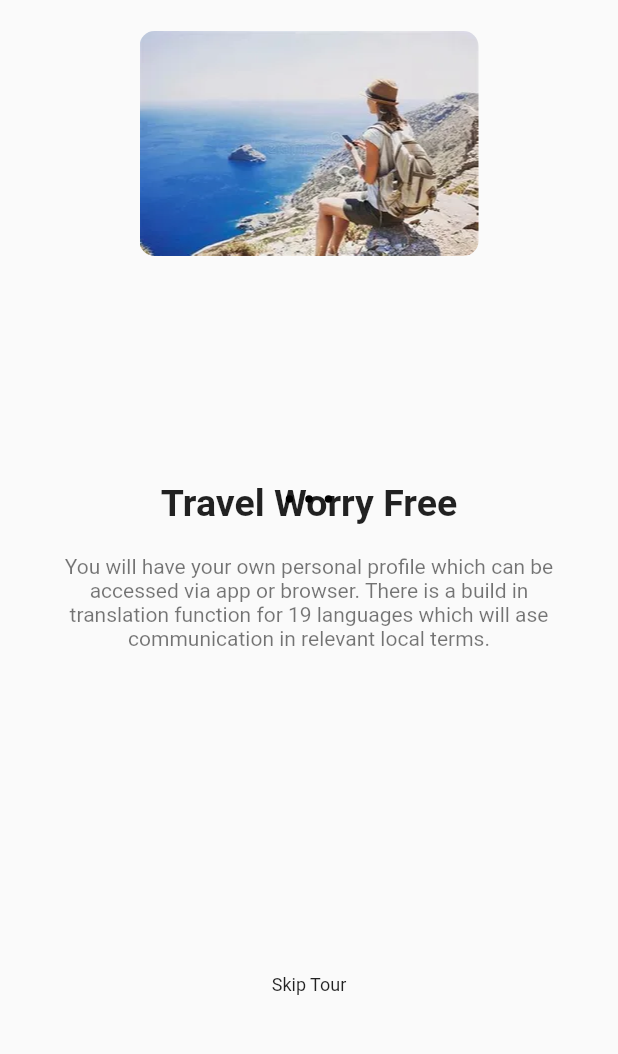
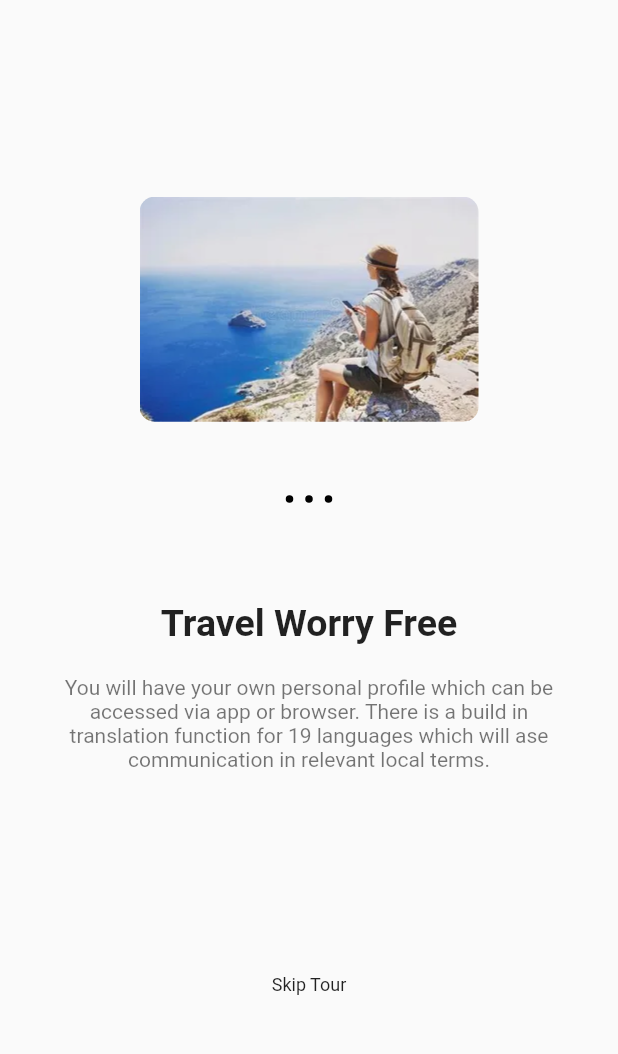
Before and after one commit to Nahom32/MedTrackerG1, a Flutter app: the screen it shows after launch, swiped to page 2, on a phone screen of 412 x 824 dp, the part 119-1173 px from its top. Run offline on Flutter 3.47's test engine with Material 2 defaults, Android fonts, the phone set to English and light mode, and no system bars; drawn by our look-alikes of smooth_page_indicator; our stand-ins replace expandable, file_picker, flutter_bloc, open_file.

Commit message:
completed fixing minor bugs

```diff
--- a/worldmedicalcenter/lib/presentation/ui/MyHomePage.dart
+++ b/worldmedicalcenter/lib/presentation/ui/MyHomePage.dart
@@ -20,7 +20,8 @@
 
   @override
   Widget build(BuildContext context) {
-    return Scaffold(
+    return SafeArea(
+      child: Scaffold(
         body: Stack(
           children: [
             PageView(
@@ -100,6 +101,7 @@
             )
           ],
         ),
+      ),
     );
   }
 }
--- a/worldmedicalcenter/lib/presentation/ui/hello.dart
+++ b/worldmedicalcenter/lib/presentation/ui/hello.dart
@@ -9,7 +9,8 @@
 
   @override
   Widget build(BuildContext context) {
-    return Scaffold(
+    return SafeArea(
+      child: Scaffold(
         body: Center(child: Column(
           mainAxisAlignment: MainAxisAlignment.spaceEvenly,
           children: [
@@ -56,6 +57,7 @@
             )
           ],
         ),)
+      ),
     );
   }
 }
--- a/worldmedicalcenter/lib/presentation/ui/intro_2.dart
+++ b/worldmedicalcenter/lib/presentation/ui/intro_2.dart
@@ -13,18 +13,20 @@
   Widget build(BuildContext context) {
     return  Padding(
             padding: const EdgeInsets.all(10),
-          child: Column(children: [
-            SizedBox(height: 90,),
+          child: Column(
+            mainAxisAlignment: MainAxisAlignment.center,
+            children: [
               ClipRRect(
               borderRadius: BorderRadius.circular(10),
               child: Image(
               image: AssetImage('assets/intro2.webp'),
               height: 150,
-              // width: 300,
               ),
 
             ),
-              SizedBox(height: 150,),
+              SizedBox(height: 120,),
+              Column(
+                children: [
                   Text(
                     "Travel Worry Free",
                     style: TextStyle(fontSize: 25, fontWeight: FontWeight.bold),
@@ -36,6 +38,8 @@
                     ),
                     ),
                 ],
+              ),
+          ],
 
           )
           );
```
Also changed, not shown: worldmedicalcenter/lib/presentation/ui/intro_1.dart (+6 -4 lines), worldmedicalcenter/lib/presentation/ui/intro_3.dart (+6 -4 lines). Lines whose indentation alone changed are shown as unchanged.
